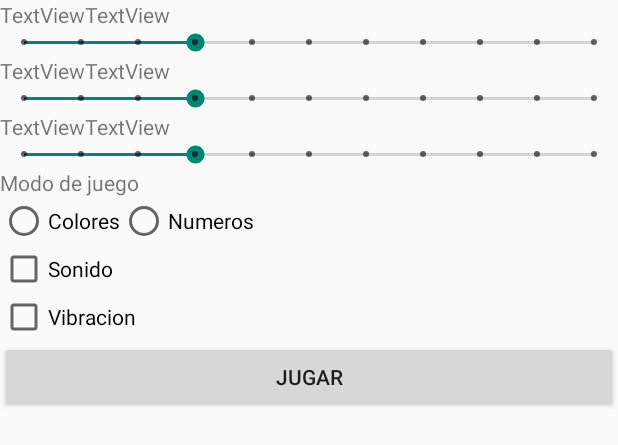
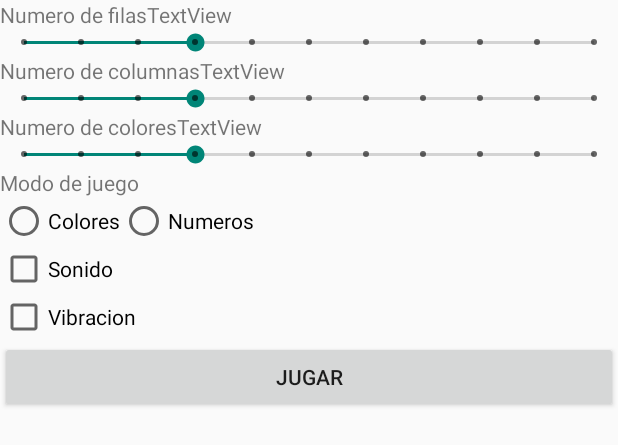
Before and after one commit to Alcel/ElTablero, an Android app: the layout activity_main.xml on its own in the app's theme, with its tools: preview values and no code run, on a phone screen of 412 x 824 dp. Shown: the top 445 px of the screen. Run offline under Robolectric (Android 15) with nearby library versions, the phone set to English and light mode, and no system bars.

Commit message:
Agragaciones simples

```diff
--- a/app/src/main/java/com/example/eltablero/MainActivity.kt
+++ b/app/src/main/java/com/example/eltablero/MainActivity.kt
@@ -22,7 +22,7 @@ class MainActivity : AppCompatActivity() {
          barra2 = binding.seekBar2
          barra3 = binding.seekBar3
          textProgress1 = binding.textProgress1
-        textProgress2 = binding.textProgress2
+         textProgress2 = binding.textProgress2
          textProgress3 = binding.textProgress3
 
 
--- a/app/src/main/res/layout/activity_main.xml
+++ b/app/src/main/res/layout/activity_main.xml
@@ -17,7 +17,7 @@
             android:layout_width="wrap_content"
             android:layout_height="wrap_content"
             android:layout_weight="1"
-            android:text="TextView" />
+            android:text="@string/numFilas" />
 
         <TextView
             android:id="@+id/textProgress1"
@@ -44,7 +44,7 @@
             android:layout_width="wrap_content"
             android:layout_height="wrap_content"
             android:layout_weight="1"
-            android:text="TextView" />
+            android:text="@string/numColumn" />
 
         <TextView
             android:id="@+id/textProgress2"
@@ -71,7 +71,7 @@
             android:layout_width="wrap_content"
             android:layout_height="wrap_content"
             android:layout_weight="1"
-            android:text="TextView" />
+            android:text="@string/numColor" />
 
         <TextView
             android:id="@+id/textProgress3"
--- a/app/src/main/res/values/strings.xml
+++ b/app/src/main/res/values/strings.xml
@@ -6,4 +6,7 @@
     <string name="sound">Sonido</string>
     <string name="vibration">Vibracion</string>
     <string name="play">Jugar</string>
+    <string name="numFilas">Numero de filas</string>
+    <string name="numColumn">Numero de columnas</string>
+    <string name="numColor">Numero de colores</string>
 </resources>
```
